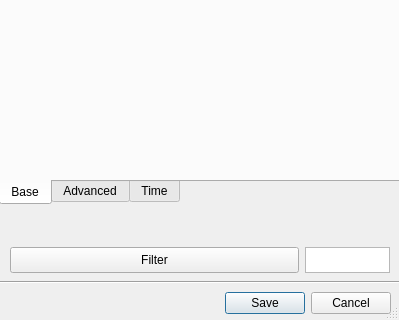
MichalDycka/limes, file limes/Limes_dialog_base.ui: the form before one commit; both pictures show x 0 to 399 and y 233 to 553 of the 399 by 553 pixel window.
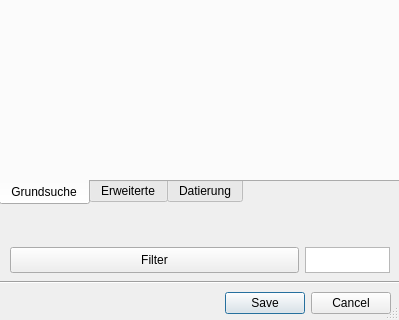
The form after the commit. The open tabs and pages were chosen to show the change. Custom widgets are drawn as their Qt base class.

Commit message: Modify GUI form plugin

The edit to the form file:
```diff
--- a/limes/Limes_dialog_base.ui
+++ b/limes/Limes_dialog_base.ui
@@ -113,7 +113,7 @@
    </property>
    <widget class="QWidget" name="base">
     <attribute name="title">
-     <string>Base</string>
+     <string>Grundsuche</string>
     </attribute>
     <attribute name="toolTip">
      <string>Base filter inputs</string>
@@ -220,7 +220,7 @@
    </widget>
    <widget class="QWidget" name="advanced">
     <attribute name="title">
-     <string>Advanced</string>
+     <string>Erweiterte</string>
     </attribute>
     <attribute name="toolTip">
      <string>Advance filter inputs</string>
@@ -525,7 +525,7 @@
    </widget>
    <widget class="QWidget" name="time">
     <attribute name="title">
-     <string>Time</string>
+     <string>Datierung</string>
     </attribute>
     <widget class="QGroupBox" name="groupBox_12">
      <property name="geometry">
```
Left out of the diff: 2 changed lines with no effect on the pictures.
